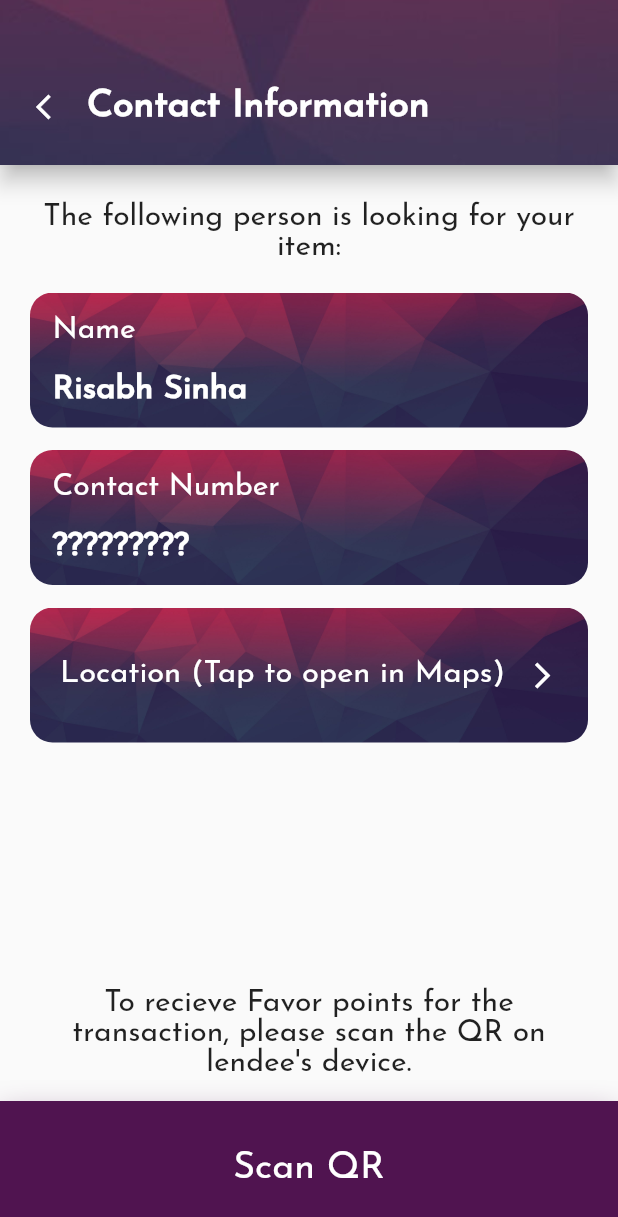
After one commit to NamanShergill/favent, a Flutter app: the QRGen screen opened directly, on a phone screen of 412 x 824 dp. The commit adds this screen. Shown: the top 1217 px of the screen. Run offline on Flutter 3.47's test engine with Material 2 defaults, Android fonts, the phone set to English and light mode, and no system bars; our stand-ins replace bubble_bottom_bar.

Commit message:
Added favor transaction pages

```diff
--- /dev/null
+++ b/lib/pages/favors/transactions/QRscan.dart
@@ -0,0 +1,228 @@
+import 'package:favent/Theme/colors.dart';
+import 'package:flutter/material.dart';
+import 'package:favent/widgets/titlebar.dart';
+
+class QRGen extends StatefulWidget {
+  @override
+  _QRGenState createState() => _QRGenState();
+}
+
+class _QRGenState extends State<QRGen> {
+  @override
+  Widget build(BuildContext context) {
+    final _media= MediaQuery.of(context).size;
+    return Scaffold(
+      body: Stack(
+        children: <Widget>[
+          SingleChildScrollView(
+            physics: BouncingScrollPhysics(),
+            child: Column(
+              children: <Widget>[
+                TitleBar('Contact Information'),
+                SizedBox(height: 10,),
+                Padding(
+                  padding: EdgeInsets.all(15),
+                    child: Text(
+                      'The following person is looking for your item:',
+                      style: TextStyle(
+                          fontFamily: 'Josefin',
+                          fontSize: 20
+                      ),
+                      textAlign: TextAlign.center,
+                    )
+                ),
+                InfoCard('Name', 'Risabh Sinha', context),
+                SizedBox(height: 10,),
+                InfoCard('Contact Number', '?????????', context),
+                NavCard('Location (Tap to open in Maps)', '', context),
+                SizedBox(height: 100,),
+              ],
+            ),
+          ),
+          Align(
+            alignment: Alignment.bottomCenter,
+            child: Container(
+              height: 300,
+                child: Column(
+                  mainAxisAlignment: MainAxisAlignment.end,
+                children: <Widget>[
+                  Container(
+                    width: _media.width,
+                    color:Colors.grey.shade50.withOpacity(0.4),
+                    child: Padding(
+                        padding: EdgeInsets.all(15),
+                        child: Text(
+                          'To recieve Favor points for the transaction, please scan the QR on lendee\'s device.',
+                          style: TextStyle(
+                              fontFamily: 'Josefin',
+                              fontSize: 20
+                          ),
+                          textAlign: TextAlign.center,
+                        )
+                    ),
+                  ),
+                  colorCard('Scan QR', '', context, theme2.shade100),
+                ],
+              ),
+            ),
+          ),
+        ],
+      ),
+    );
+  }
+}
+
+Widget colorCard(
+    String text, String text2, BuildContext context, Color color) {
+  final _media = MediaQuery.of(context).size;
+  return Container(
+    constraints: BoxConstraints(minHeight: 90),
+    height: 90,
+    width: _media.width,
+    decoration: BoxDecoration(
+        color: color,
+        boxShadow: [
+          BoxShadow(
+              color: color.withOpacity(0.4),
+              blurRadius: 16,
+              spreadRadius: 0.2,
+              offset: Offset(0, 8)),
+        ]),
+    child: Material(
+      color: color,
+      child: InkWell(
+        onTap: (){
+        },
+        child: Padding(
+          padding: EdgeInsets.all(20),
+          child: Row(
+            mainAxisAlignment: MainAxisAlignment.center,
+            crossAxisAlignment: CrossAxisAlignment.center,
+            children: <Widget>[
+              Text(
+                text,
+                style: TextStyle(
+                    fontSize: 25,
+                    color: Colors.white,
+                    fontWeight: FontWeight.w500,
+                    fontFamily: 'Josefin'
+                ),
+              ),
+            ],
+          ),
+        ),
+      ),
+    ),
+  );
+}
+
+Widget InfoCard(
+    String text, String text2, BuildContext context) {
+  final _media = MediaQuery.of(context).size;
+  return Container(
+    constraints: BoxConstraints(minHeight: 90),
+    margin: EdgeInsets.only(top: 5),
+    height: 90,
+    width: _media.width - 40,
+    decoration: BoxDecoration(
+      image: DecorationImage(
+        image: AssetImage('assets/images/bg.jpg'),
+            fit: BoxFit.fitWidth,
+      ),
+        borderRadius: BorderRadius.circular(15),
+    ),
+    child: Material(
+      borderRadius: BorderRadius.circular(15),
+      color: Colors.transparent,
+      child: InkWell(
+        borderRadius: BorderRadius.circular(15),
+        onTap: (){
+
+        },
+        child: Padding(
+          padding: EdgeInsets.all(15),
+          child: Column(
+            mainAxisAlignment: MainAxisAlignment.spaceBetween,
+            crossAxisAlignment: CrossAxisAlignment.start,
+            children: <Widget>[
+              Text(
+                text,
+                style: TextStyle(
+                    fontSize: 20,
+                    color: Colors.white,
+                    fontWeight: FontWeight.w500,
+                    fontFamily: 'Josefin'
+                ),
+              ),
+              Text(
+                text2,
+                style: TextStyle(
+                    fontSize: 22,
+                    color: Colors.white,
+                    fontWeight: FontWeight.bold,
+                    fontFamily: 'Josefin'
+                ),
+              )
+            ],
+          ),
+        ),
+      ),
+    ),
+  );
+}
+
+Widget NavCard(
+    String text, String text2, BuildContext context) {
+  final _media = MediaQuery.of(context).size;
+  return Container(
+    constraints: BoxConstraints(minHeight: 90),
+    margin: EdgeInsets.only(top: 15),
+    height: 90,
+    width: _media.width - 40,
+    decoration: BoxDecoration(
+      image: DecorationImage(
+        image: AssetImage('assets/images/bg.jpg'),
+        fit: BoxFit.fitWidth,
+      ),
+      borderRadius: BorderRadius.circular(15),
+    ),
+    child: Material(
+      borderRadius: BorderRadius.circular(15),
+      color: Colors.transparent,
+      child: InkWell(
+        borderRadius: BorderRadius.circular(15),
+        onTap: (){
+
+        },
+        child:  Padding(
+          padding: EdgeInsets.all(20),
+          child: Row(
+            mainAxisAlignment: MainAxisAlignment.spaceBetween,
+            crossAxisAlignment: CrossAxisAlignment.center,
+            children: <Widget>[
+              Text(
+                text,
+                style: TextStyle(
+                    fontSize: _media.width*0.05 <= 30
+                        ?_media.width*0.05
+                        :30
+                    ,
+                    color: Colors.white,
+                    fontWeight: FontWeight.w500,
+                    fontFamily: 'Josefin'
+                ),
+              ),
+              Icon(
+                Icons.arrow_forward_ios,
+                color: Colors.white,
+                size: _media.width*0.05 <= 30
+                    ?_media.width*0.05
+                    :30,
+              )
+            ],
+          ),
+        ),
+      ),
+    ),
+  );
+}
--- a/lib/widgets/dropdown_category.dart
+++ b/lib/widgets/dropdown_category.dart
@@ -33,7 +33,7 @@ class _categoryState extends State<category> {
             ),
             children: <Widget>[
               Padding(
-                padding: EdgeInsets.only(left: 20, right: 20, bottom: 20),
+                padding: EdgeInsets.only(left: 20, right: 20, bottom: 15),
                 child: Text(
                   widget.desc,
                   textAlign: TextAlign.justify,
--- a/lib/widgets/titlebar.dart
+++ b/lib/widgets/titlebar.dart
@@ -57,7 +57,10 @@ class _TitleBarState extends State<TitleBar> {
                   Text(
                     widget.title,
                     style: TextStyle(
-                        fontSize: _media.longestSide * 0.03,
+                        fontSize: _media.longestSide * 0.03>=25
+                            ?_media.longestSide * 0.03
+                            :25
+                        ,
                         fontFamily: 'Josefin',
                         fontWeight: FontWeight.bold,
                         color: Colors.white
```
Also changed, not shown: lib/pages/dashboard.dart (+27 -5 lines), lib/pages/favors/transactions/QRgen.dart (added, +228 -0 lines), lib/pages/navtesting.dart (+15 -1 lines), lib/pages/wallet.dart (+7 -0 lines).
